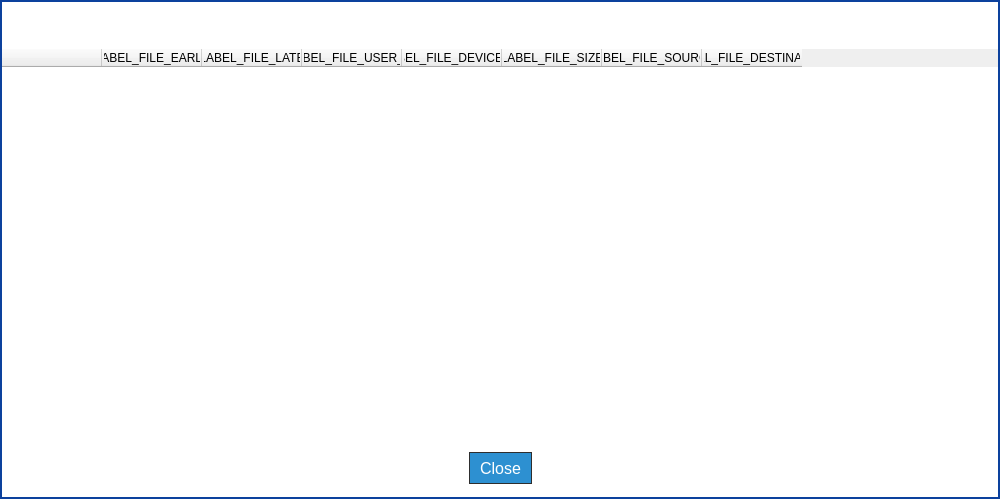
Old version of the form parsec/core/gui/forms/file_history_dialog.ui in the repository Scille/parsec-cloud.
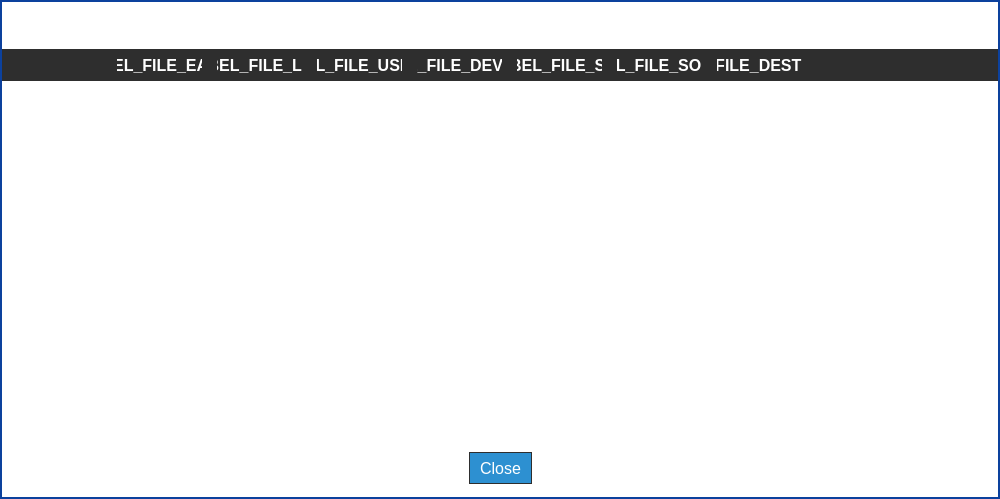
New version of the form. Icons and pictures are not drawn. Custom widgets are drawn as their Qt base class.

The edit to the form file:
```diff
--- a/parsec/core/gui/forms/file_history_dialog.ui
+++ b/parsec/core/gui/forms/file_history_dialog.ui
@@ -17,6 +17,85 @@
    <string notr="true">QDialog#FileHistoryDialog
 {
 background-color: rgb(255, 255, 255);
+}
+
+QScrollBar:vertical
+{
+background: rgb(255, 255, 255);
+}
+
+QScrollBar::handle:vertical
+{
+background: rgb(46, 46, 46);
+}
+
+QScrollBar::add-line:vertical, QScrollBar::sub-line:vertical
+{
+border: none;
+background: none;
+}
+
+QToolTip
+{
+background-color: rgb(46, 146, 208);
+border: 1px solid rgb(12, 65, 157);
+color: rgb(255, 255, 255);
+}
+
+QTableWidget#table_files
+{
+border: 1px solid rgb(46, 46, 46);
+}
+
+QHeaderView::section
+{
+padding-left: 15px;
+border: 0;
+background-color: rgb(46, 46, 46);
+color: white;
+font-size: 16px;
+font-weight: bold;
+height: 32px;
+text-align: left;
+}
+
+QHeaderView
+{
+background-color: rgb(46, 46, 46);
+}
+
+QTableWidget::item
+{
+background-color: rgb(255, 255, 255);
+color: rgb(0, 0, 0);
+border: 0px;
+padding: 15px;
+}
+
+QTableWidget::item:selected
+{
+background-color: rgb(206, 225, 239);
+color: rgb(0, 0, 0);
+}
+
+QHeaderView::down-arrow
+{
+image: url(&quot;:/icons/images/icons/sort_down_arrow.png&quot;);
+subcontrol-position: center right;
+subcontrol-origin: padding;
+padding-right: 32px;
+width: 16px;
+height: 16px;
+}
+
+QHeaderView::up-arrow
+{
+image: url(&quot;:/icons/images/icons/sort_up_arrow.png&quot;);
+subcontrol-position: center right;
+subcontrol-origin: padding;
+padding-right: 32px;
+width: 16px;
+height: 16px;
 }</string>
   </property>
   <layout class="QVBoxLayout" name="verticalLayout">
```
